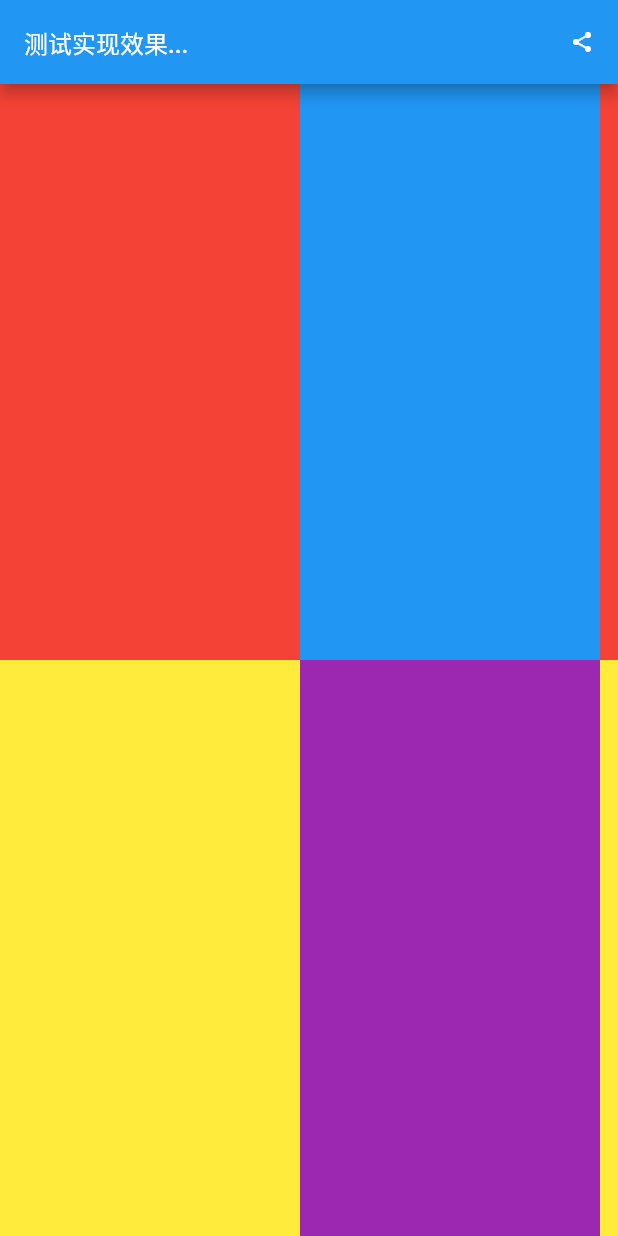
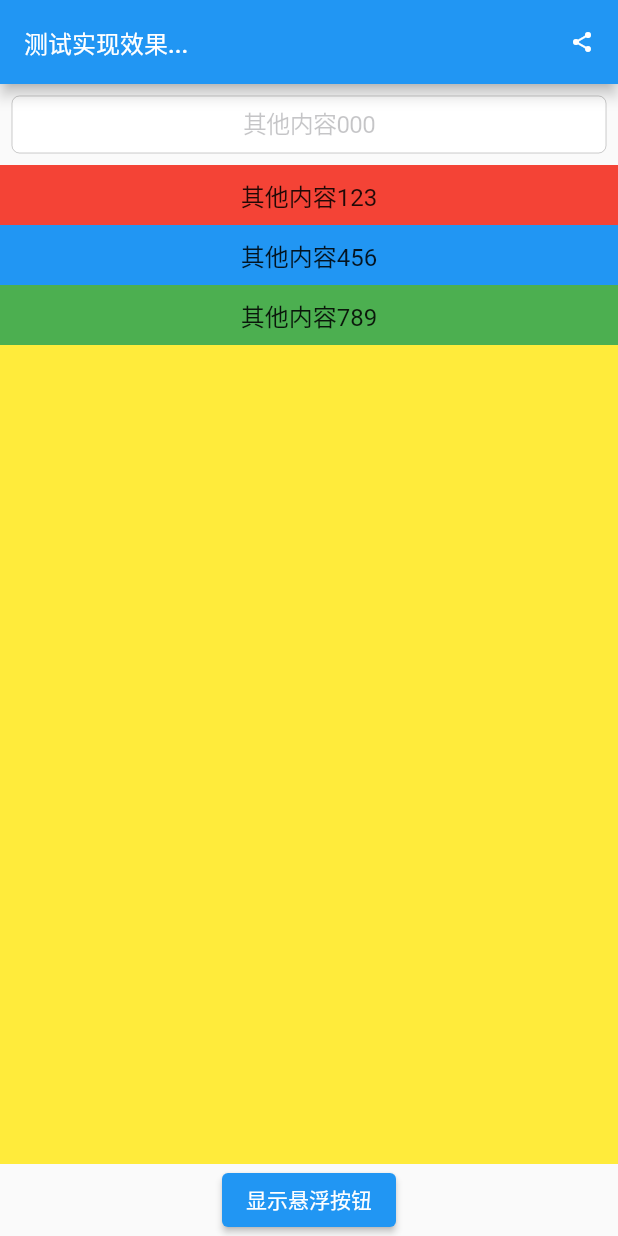
Before and after one commit to ZakAnun/flutter_actual_combat, a Flutter app: the screen it shows after launch, on a phone screen of 412 x 824 dp. Run offline on Flutter 3.47's test engine with Material 2 defaults, Android fonts, the phone set to English and light mode, and no system bars; missing offline and left inert: share_extend.

Commit message:
feat: add overlay demo.

```diff
--- a/lib/main.dart
+++ b/lib/main.dart
@@ -122,7 +122,8 @@ class MyApp extends StatelessWidget {
         //     ['56', '11', '12', '13', '14'],
         //   ],
         // ),
-        body: SyncHorizontalScroll(),
+        // body: SyncHorizontalScroll(),
+        body: TestOverlayEntity(),
       ),
     );
   }
--- /dev/null
+++ b/lib/page/test_overlay_page.dart
@@ -0,0 +1,73 @@
+
+import 'package:flutter/cupertino.dart';
+import 'package:flutter/material.dart';
+
+/// 遮盖浮层测试
+class TestOverlayEntity extends StatefulWidget {
+  @override
+  State<StatefulWidget> createState() => _TestOverlayEntityState();
+}
+
+class _TestOverlayEntityState extends State<TestOverlayEntity> {
+  OverlayEntry? _overlayEntry;
+
+  @override
+  Widget build(BuildContext context) {
+    return Column(
+      mainAxisAlignment: MainAxisAlignment.start,
+      children: <Widget>[
+        Container(
+          padding: const EdgeInsets.all(8.0),
+          width: double.infinity,
+          child: CupertinoTextField(placeholder: '其他内容000', style: TextStyle(fontSize: 16), textAlign: TextAlign.center,),
+        ),
+        Container(
+          padding: const EdgeInsets.all(8.0),
+          color: Colors.red,
+          width: double.infinity,
+          child: Text('其他内容123', style: TextStyle(fontSize: 16), textAlign: TextAlign.center,),
+        ),
+        Container(
+          padding: const EdgeInsets.all(8.0),
+          color: Colors.blue,
+          width: double.infinity,
+          child: Text('其他内容456', style: TextStyle(fontSize: 16), textAlign: TextAlign.center,),
+        ),
+        Container(
+          padding: const EdgeInsets.all(8.0),
+          color: Colors.green,
+          width: double.infinity,
+          child: Text('其他内容789', style: TextStyle(fontSize: 16), textAlign: TextAlign.center,),
+        ),
+        Expanded(
+          flex: 1,
+          child: Container(
+            color: Colors.yellow,
+          ),
+        ),
+        ElevatedButton(
+          onPressed: () {
+            // 创建一个悬浮按钮的 OverlayEntry
+            _overlayEntry = OverlayEntry(
+              builder: (context) => Positioned(
+                top: 120.0, // 控制位置
+                left: 160.0,
+                child: FloatingActionButton(
+                  onPressed: () {
+                    // 点击悬浮按钮时执行的操作
+                    _overlayEntry!.remove(); // 移除 OverlayEntry
+                  },
+                  child: Icon(Icons.add),
+                ),
+              ),
+            );
+
+            // 在 Overlay 中插入 OverlayEntry
+            Overlay.of(context).insert(_overlayEntry!);
+          },
+          child: Text('显示悬浮按钮'),
+        ),
+      ],
+    );
+  }
+}
--- a/lib/page/test_page.dart
+++ b/lib/page/test_page.dart
@@ -4,3 +4,4 @@ export './drag_grid_item_page.dart';
 export './my_home_page.dart';
 export './vh_scroll_page.dart';
 export './h_sync_scroll_page.dart';
+export './test_overlay_page.dart';
```
Also changed, not shown: pubspec.lock, 1 other file.
